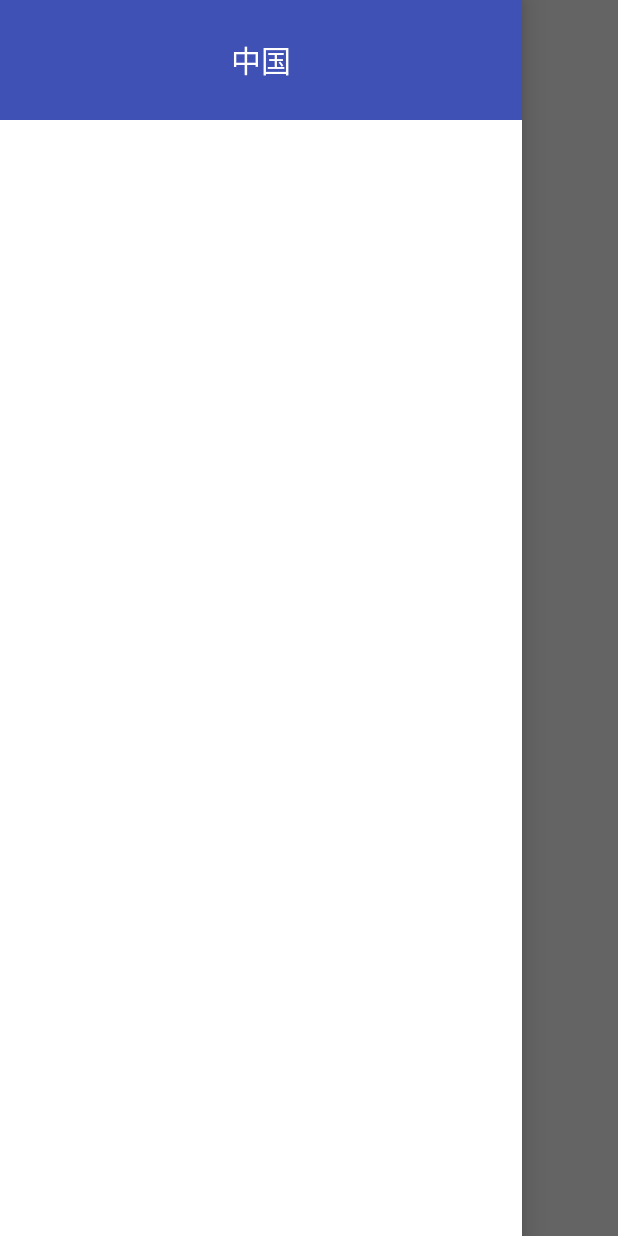
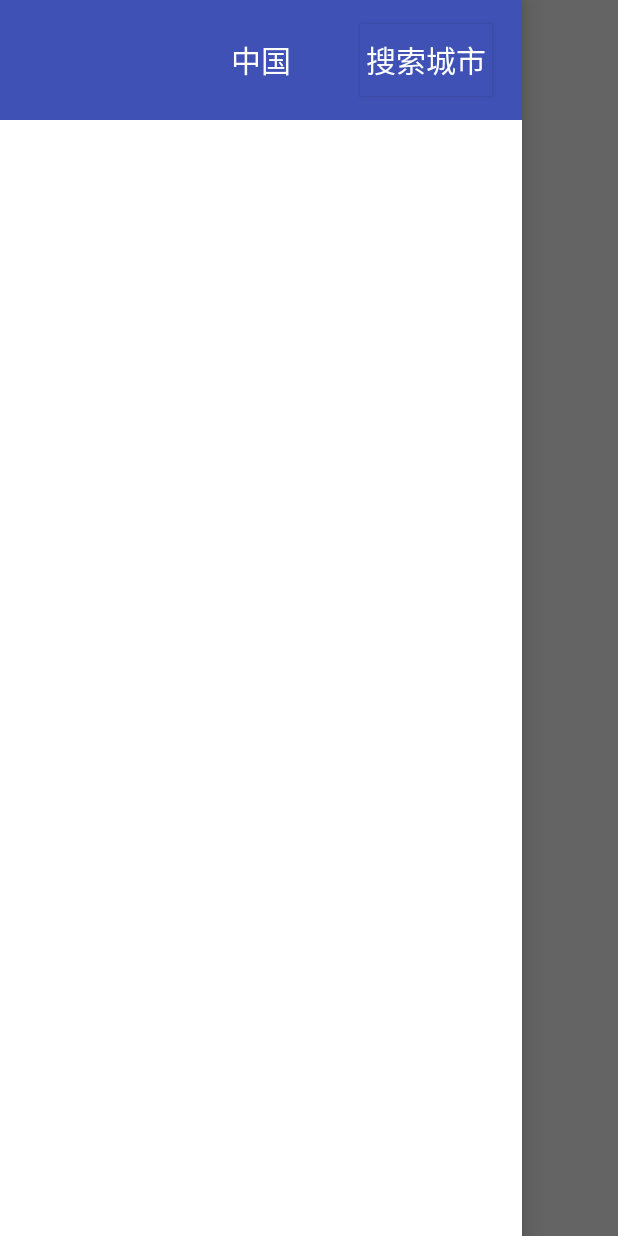
Before and after one commit to AndroidGeeker666/ZhiTianWeather, an Android app: the WeatherActivity screen opened directly, with no data from a screen before it, with the side drawer open, on a phone screen of 412 x 824 dp. Run offline under Robolectric (Android 15) with nearby library versions, the phone set to English and light mode, and no system bars; our stand-ins replace ButterKnife; libraries missing offline, so code that uses them is left out: org.litepal.crud; pictures from the network do not load; 2 statements that could not run were skipped.

Commit message:
增加城市搜索功能

```diff
--- a/app/src/main/AndroidManifest.xml
+++ b/app/src/main/AndroidManifest.xml
@@ -20,7 +20,10 @@
             </intent-filter>
         </activity>
         <activity android:name=".MainActivity"/>
-        <activity android:name=".WeatherActivity"/>
+        <activity android:name=".WeatherActivity"
+
+            />
+        <activity android:name=".SearchActivity"/>
         <service android:name=".service.AutoUpdateService"/>
     </application>
 
--- a/app/src/main/java/com/dulikaifa/zhitianweather/ChooseAreaFragment.java
+++ b/app/src/main/java/com/dulikaifa/zhitianweather/ChooseAreaFragment.java
@@ -78,6 +78,7 @@ public class ChooseAreaFragment extends Fragment {
      */
     private int currentLevel;
     private ProgressDialog progressDialog;
+    private Button searchButton;
 
     @Nullable
     @Override
@@ -85,6 +86,7 @@ public class ChooseAreaFragment extends Fragment {
         View view = inflater.inflate(R.layout.choose_area, container, false);
         titleText = (TextView) view.findViewById(R.id.title_text);
         backButton = (Button) view.findViewById(R.id.back_button);
+        searchButton = (Button) view.findViewById(R.id.search_city);
         listView = (ListView) view.findViewById(R.id.list_view);
         adapter = new ArrayAdapter<String>(getContext(), android.R.layout.simple_list_item_1, dataList);
         listView.setAdapter(adapter);
@@ -130,7 +132,23 @@ public class ChooseAreaFragment extends Fragment {
                 }
             }
         });
+        searchButton.setOnClickListener(new View.OnClickListener() {
+            @Override
+            public void onClick(View view) {
 
+                if (getActivity() instanceof MainActivity) {
+                    Intent intent = new Intent(getActivity(), SearchActivity.class);
+                    getActivity().startActivity(intent);
+                    getActivity().finish();
+                } else if (getActivity() instanceof WeatherActivity) {
+                    WeatherActivity activity = (WeatherActivity) getActivity();
+                    Intent intent = new Intent(activity, SearchActivity.class);
+                    activity.startActivity(intent);
+                    //activity.drawerLayout.closeDrawers();
+                    activity.finish();
+                }
+            }
+        });
     }
 
     /**
--- a/app/src/main/java/com/dulikaifa/zhitianweather/WeatherActivity.java
+++ b/app/src/main/java/com/dulikaifa/zhitianweather/WeatherActivity.java
@@ -123,8 +123,14 @@ public class WeatherActivity extends AppCompatActivity {
         ButterKnife.inject(this);
         initView();
         initListener();
-        Intent intent = new Intent(this, AutoUpdateService.class);
+        Intent intent = new Intent(WeatherActivity.this, AutoUpdateService.class);
         startService(intent);
+    }
+
+    @Override
+    protected void onDestroy() {
+        super.onDestroy();
+        Toast.makeText(WeatherActivity.this, "WeatherActivity1:onDestroy()", Toast.LENGTH_SHORT).show();
     }
 
     //使状态栏透明
@@ -145,8 +151,12 @@ public class WeatherActivity extends AppCompatActivity {
         } else {            //本地没有缓存的必应图片，则从网络请求
             loadBingPic();
         }
+        String searchWeatherId = getIntent().getStringExtra("searchWeatherId");
+        if (searchWeatherId != null) {
+            requesWeather(searchWeatherId);
+
+        }else{
             String weatherStr = prefs.getString("weather", null);
-
             if (weatherStr != null) {   //本地有天气缓存数据，则优先显示缓存数据
                 Weather weather = HandleJsonUtil.handleWeatherResponse(weatherStr);
                 if (weather != null) {
@@ -158,6 +168,8 @@ public class WeatherActivity extends AppCompatActivity {
                 weatherLayout.setVisibility(View.INVISIBLE);
                 requesWeather(mWeatherId);
             }
+        }
+
     }
 
     /*
@@ -194,7 +206,6 @@ public class WeatherActivity extends AppCompatActivity {
      */
     public void requesWeather(String weatherId) {
         String weatherUrl = Url.WEATHER_Url + "?cityid=" + weatherId + "&key=" + Url.APP_KEY;
-
         OkHttpUtil.getInstance().getAsync(weatherUrl, new JsonRequestCallback() {
             @Override
             public void onRequestSucess(String result) {
@@ -313,4 +324,6 @@ public class WeatherActivity extends AppCompatActivity {
     public void onClick() {
         drawerLayout.openDrawer(GravityCompat.START);
     }
+
+
 }
--- a/app/src/main/java/com/dulikaifa/zhitianweather/http/Url.java
+++ b/app/src/main/java/com/dulikaifa/zhitianweather/http/Url.java
@@ -12,4 +12,5 @@ public interface Url {
     String WEATHER_Url = "http://guolin.tech/api/weather";
     String APP_KEY="fd1dfdfe2d1543dda435575dab6c4a2a";
     String BINGPIC_URL = "http://guolin.tech/api/bing_pic";
+    String SEARCH_CITY_URL="http://guolin.tech/api/search";
 }
--- a/app/src/main/res/layout/choose_area.xml
+++ b/app/src/main/res/layout/choose_area.xml
@@ -6,6 +6,7 @@
     android:layout_height="match_parent"
     android:background="#fff"
     >
+
     <RelativeLayout
         android:layout_width="match_parent"
         android:layout_height="80dp"
@@ -21,12 +22,24 @@
 
         <Button
             android:id="@+id/back_button"
-            android:layout_width="25dp"
-            android:layout_height="25dp"
+            android:layout_width="30dp"
+            android:layout_height="30dp"
             android:layout_marginStart="10dp"
             android:layout_alignParentStart="true"
             android:layout_centerVertical="true"
             android:background="@mipmap/ic_back"/>
+
+        <Button
+            android:id="@+id/search_city"
+            android:layout_width="wrap_content"
+            android:layout_height="wrap_content"
+            android:layout_marginEnd="20dp"
+            android:layout_alignParentEnd="true"
+            android:layout_centerVertical="true"
+            android:text="搜索城市"
+            android:textColor="@android:color/white"
+            android:textSize="20sp"
+            android:background="@color/colorPrimary"/>
     </RelativeLayout>
 
     <ListView
```
Also changed, not shown: app/src/main/java/com/dulikaifa/zhitianweather/SearchActivity.java (added, +82 -0 lines), app/src/main/res/layout/activity_search.xml (added, +37 -0 lines), app/src/main/res/mipmap-xhdpi/back.png (added), app/src/main/res/mipmap-xhdpi/search.png (added). Lines whose indentation alone changed are shown as unchanged.
